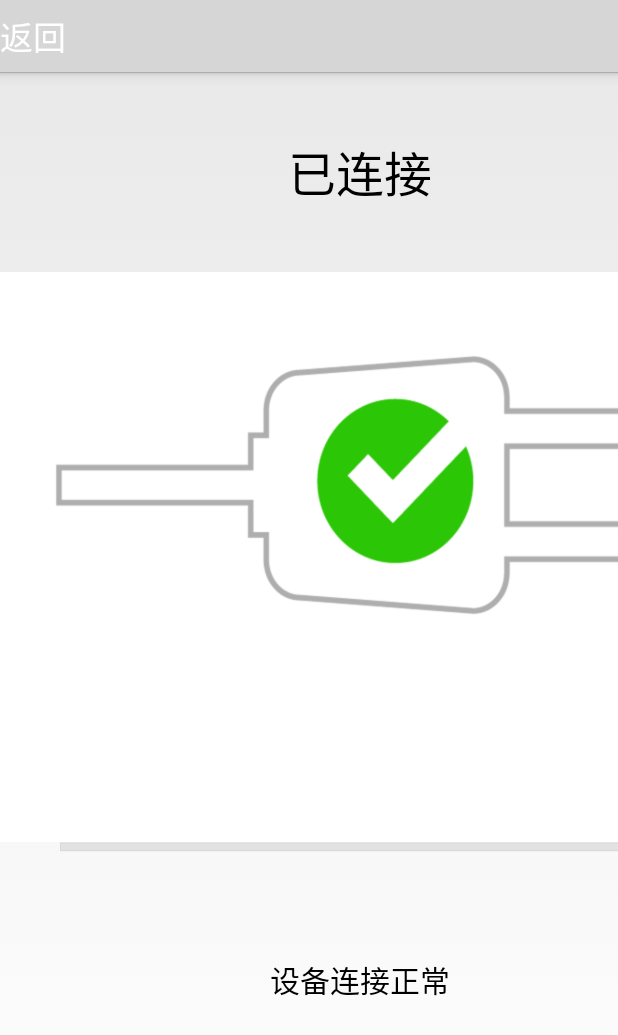
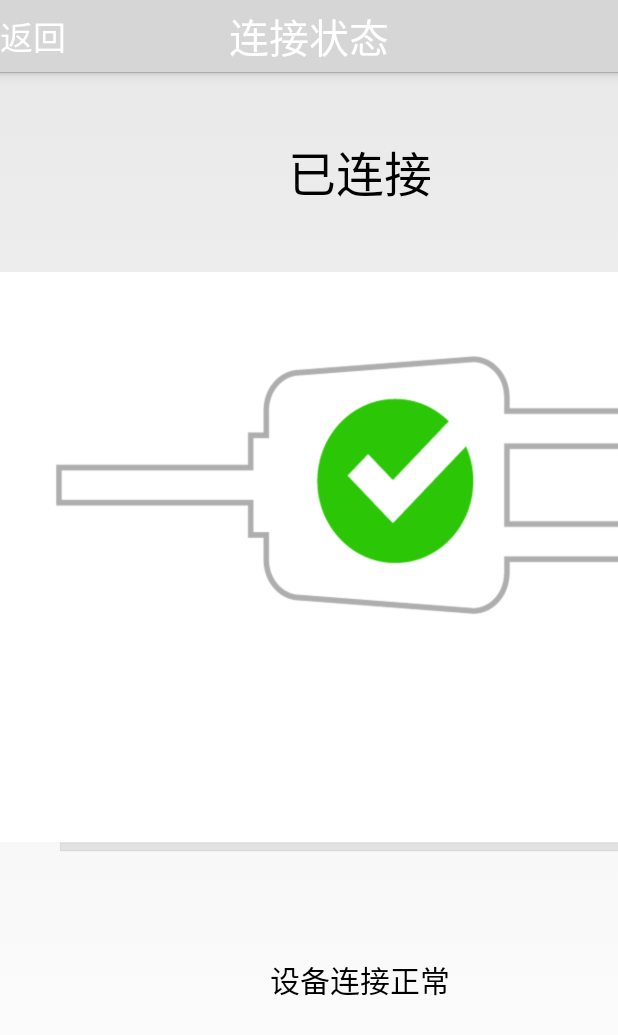
Before and after one commit to JacksonMich/HongMo, an Android app: the ConnectionActivity screen opened directly, with no data from a screen before it, on a phone screen of 412 x 824 dp. Shown: the top 1035 px of the screen. Run offline under Robolectric (Android 15) with nearby library versions, the phone set to English and light mode, and no system bars.

Commit message:
页面修改

```diff
--- a/app/src/main/java/com/example/whx/hongmo/ConnectionActivity.java
+++ b/app/src/main/java/com/example/whx/hongmo/ConnectionActivity.java
@@ -15,7 +15,11 @@ public class ConnectionActivity extends Activity{
     protected void onCreate(Bundle savedInstanceState) {
         super.onCreate(savedInstanceState);
         setContentView(R.layout.connection);
-        new CustomActionBar(this).setActionBarLayout(R.layout.actionbar);
+
+        CustomActionBar actionBar = new CustomActionBar(this);
+        actionBar.setActionBarLayout(R.layout.actionbar);
+        actionBar.setTitle("连接状态");
+
         setAdView();
     }
     private void setAdView(){
--- a/app/src/main/java/com/example/whx/hongmo/ConnectionFailActivity.java
+++ b/app/src/main/java/com/example/whx/hongmo/ConnectionFailActivity.java
@@ -15,7 +15,11 @@ public class ConnectionFailActivity extends Activity{
     protected void onCreate(Bundle savedInstanceState) {
         super.onCreate(savedInstanceState);
         setContentView(R.layout.connetion_failed);
-        new CustomActionBar(this).setActionBarLayout(R.layout.actionbar);
+
+        CustomActionBar actionBar = new CustomActionBar(this);
+        actionBar.setActionBarLayout(R.layout.actionbar);
+        actionBar.setTitle("连接状态");
+
         setAdView();
     }
     private void setAdView(){
```
Also changed, not shown: app/src/main/AndroidManifest.xml (+5 -4 lines).
